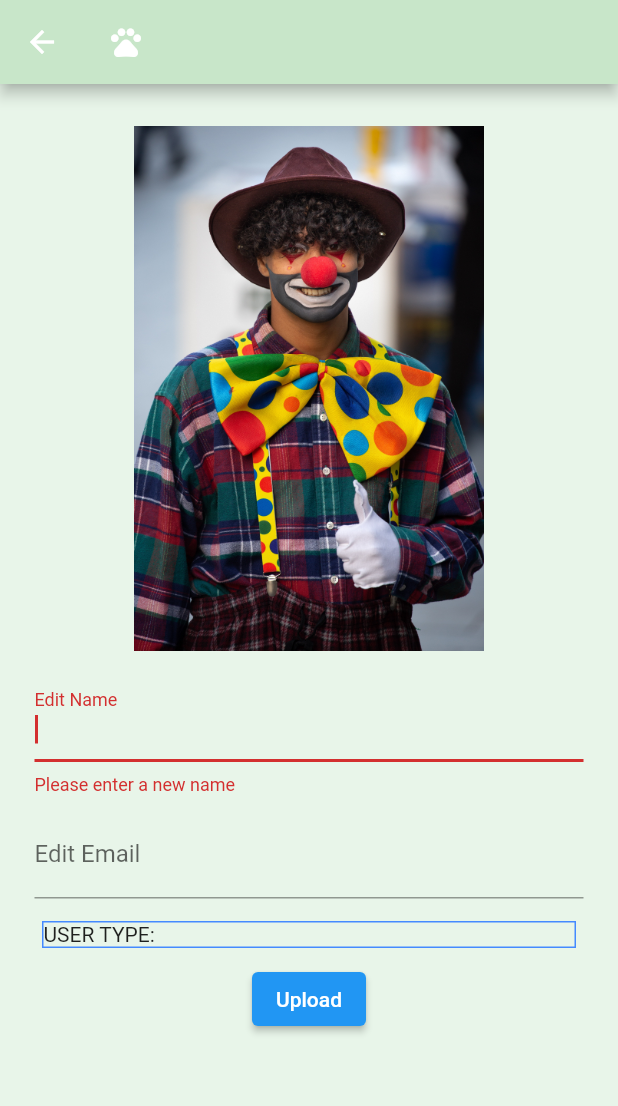
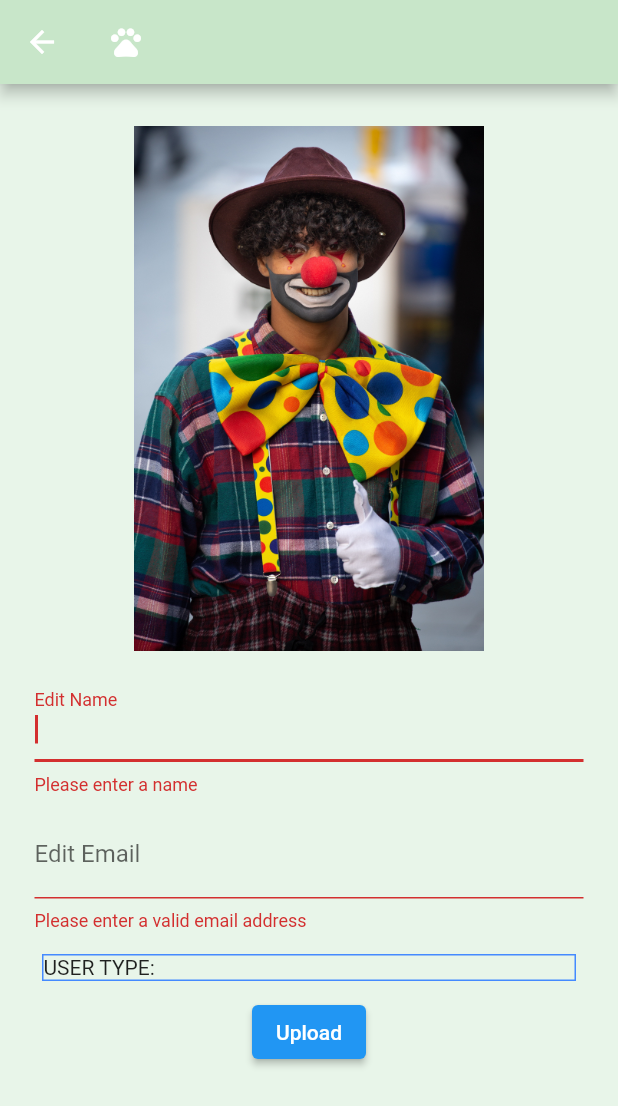
Before and after one commit to youngruiz/AdoptionHero, a Flutter app: the EditProfileWidget screen opened directly with empty values, after a tap on "Upload", on a phone screen of 412 x 824 dp. Shown: the top 1106 px of the screen. Run offline on Flutter 3.47's test engine with Material 2 defaults, Android fonts, the phone set to English and light mode, and no system bars; our stand-ins replace cloud_firestore, firebase_auth, firebase_core, firebase_storage, image_picker; missing offline and left inert: cloud_firestore_web, firebase_auth_web, firebase_core_web, firebase_storage_web, image_picker_for_web; accounts and stored records are empty.

Commit message:
Navigate back to homescreen after editing profile.

```diff
--- a/lib/app.dart
+++ b/lib/app.dart
@@ -19,7 +19,8 @@ class MyApp extends StatelessWidget {
       NewsArticle.routeName: (context) => NewsArticle(),
       Pets.routeName: (context) => const Pets(),
       PetView.routeName: (context) => PetView(),
-        ProfileTabBodyWidget.routeName: (context) => ProfileTabBodyWidget(),
+      ProfileTabBodyWidget.routeName: (context) => const ProfileTabBodyWidget(),
+      NavigatorScaffold.routeName: (context) => const NavigatorScaffold(),
     };
 
   @override
--- a/lib/screens/edit_profile.dart
+++ b/lib/screens/edit_profile.dart
@@ -76,14 +76,14 @@ class _EditProfileWidgetState extends State<EditProfileWidget> {
     return Padding(
       padding: const EdgeInsets.all(5),
       child: TextFormField(
+        initialValue: widget.userProfile.name,
         autofocus: true,
-        decoration: InputDecoration(
+        decoration: const InputDecoration(
           labelText: 'Edit Name',
-          hintText: widget.userProfile.name
         ),
         validator: (value) {
           if(value!.isEmpty){
-            return 'Please enter a new name';
+            return 'Please enter a name';
           } else {
             return null;
           }
@@ -99,13 +99,14 @@ class _EditProfileWidgetState extends State<EditProfileWidget> {
     return Padding(
       padding: const EdgeInsets.all(5),
       child: TextFormField(
+        initialValue: widget.userProfile.email,
         decoration: InputDecoration(
           labelText: 'Edit Email',
           hintText: widget.userProfile.email
         ),
         validator: (value) {
-          if(value!.isEmpty){
-            return null;
+          if(value!.isEmpty || !value.contains('@')){
+            return 'Please enter a valid email address';
           } else {
             return null;
           }
@@ -123,7 +124,9 @@ class _EditProfileWidgetState extends State<EditProfileWidget> {
         if(formKey.currentState!.validate()){
           formKey.currentState!.save();
           uploadData();
-          Navigator.pop(context);
+          Navigator.popAndPushNamed(
+            context, 'home'
+          );
         }
       },
       child: const Text('Upload'),
--- a/lib/screens/navigator_scaffold.dart
+++ b/lib/screens/navigator_scaffold.dart
@@ -1,5 +1,4 @@
 import 'package:adoption_hero/screens/add_pet.dart';
-import 'package:adoption_hero/screens/add_pet_nonadmin.dart';
 import 'package:adoption_hero/screens/login.dart';
 import 'package:adoption_hero/screens/news.dart';
 import 'package:adoption_hero/screens/pets.dart';
@@ -14,6 +13,9 @@ import '../app.dart';
 class NavigatorScaffold extends StatefulWidget {
   const NavigatorScaffold({Key? key}) : super(key: key);
 
+  static const routeName = 'home';
+
+
   @override
   State<NavigatorScaffold> createState() => _NavigatorScaffoldState();
 }
@@ -22,6 +24,8 @@ class _NavigatorScaffoldState extends State<NavigatorScaffold> {
   int _selectedIndex = 0;
   static const TextStyle optionStyle =
       TextStyle(fontSize: 30, fontWeight: FontWeight.bold);
+
+
   static const List<Widget> _widgetOptionsAdmin = <Widget>[
     Pets(),
     News(),
```
Also changed, not shown: lib/screens/add_pet_nonadmin.dart (deleted, +0 -17 lines), 3 other files. Lines whose indentation alone changed are shown as unchanged.
